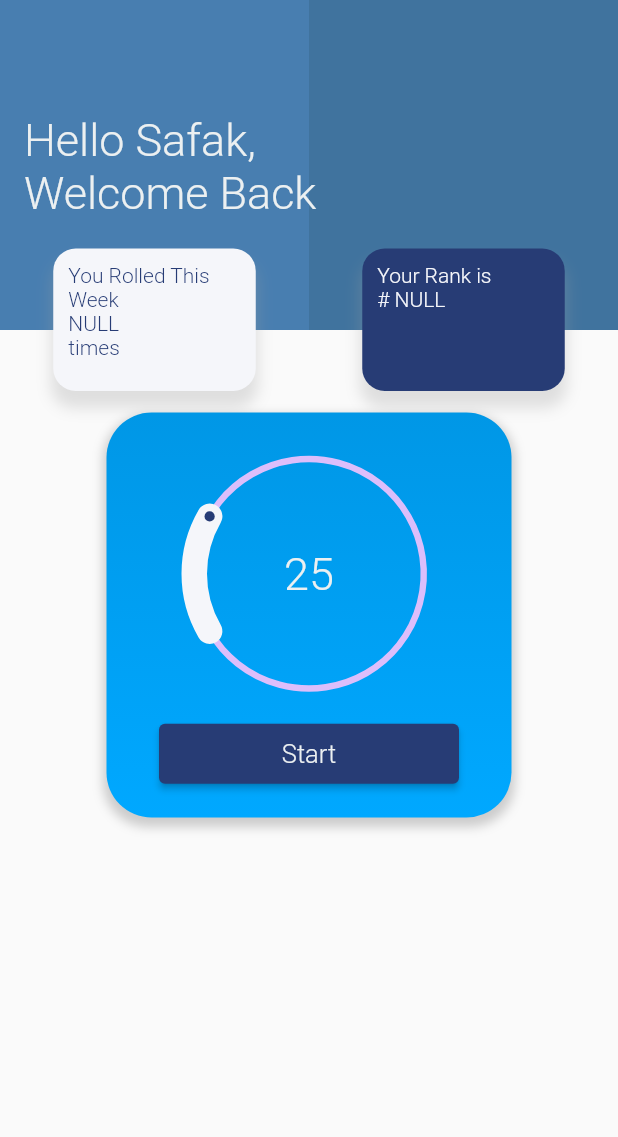
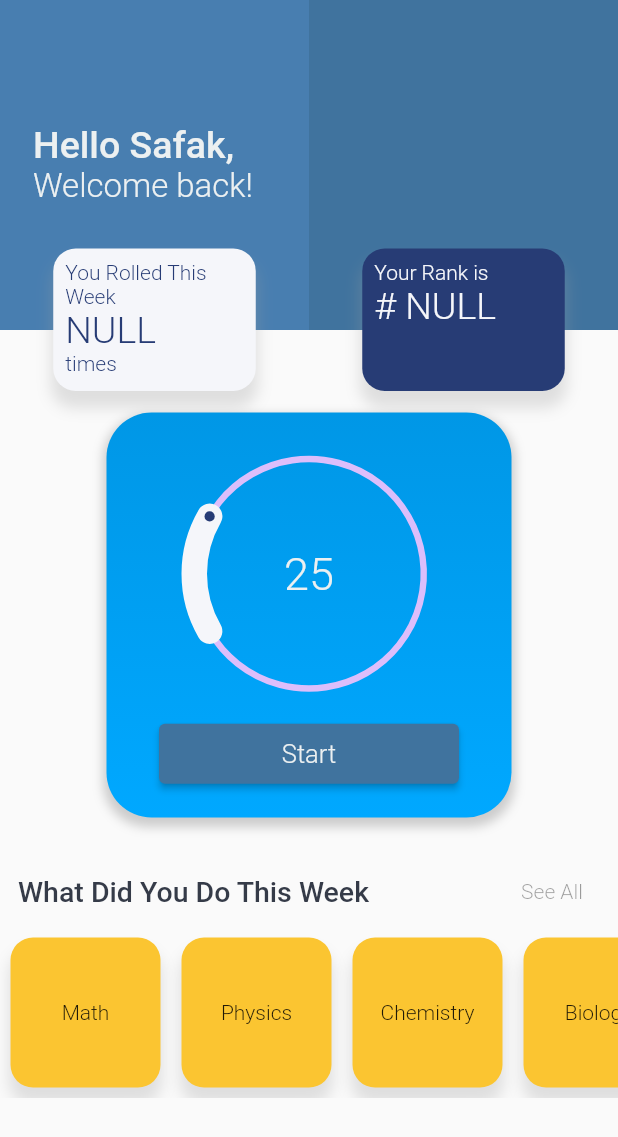
Before and after one commit to safaak4/Studdy, a Flutter app: the screen it shows after launch, on a phone screen of 412 x 824 dp. Shown: the top 1137 px of the screen. Run offline on Flutter 3.47's test engine with Material 2 defaults, Android fonts, the phone set to English and light mode, and no system bars; drawn by our look-alikes of sleek_circular_slider.

Commit message:
added whatDidYouDoThisWeek.dart

```diff
--- a/lib/helloUserWidget.dart
+++ b/lib/helloUserWidget.dart
@@ -22,12 +22,12 @@ class helloUser extends StatelessWidget {
       ),
       height: 95, width: 135,
       child: Padding(
-        padding: EdgeInsets.all(10),
+        padding: EdgeInsets.all(8),
         child: Column(
           crossAxisAlignment: CrossAxisAlignment.start,
           children: <Widget>[
             Text(textList[0], style: TextStyle(color: textColorr, fontFamily: "Roboto") ),
-            Text(textList[1],style: TextStyle(color: textColorr, fontFamily: "Roboto")),
+            Text(textList[1],style: TextStyle(color: textColorr, fontFamily: "Roboto", fontSize: 25)),
             Text(textList[2],style: TextStyle(color: textColorr, fontFamily: "Roboto"))
           ],
         ),
@@ -70,32 +70,22 @@ class helloUser extends StatelessWidget {
               ),
 
               Padding(
-                padding: EdgeInsets.all(16.0),
+                padding: EdgeInsets.all(22.0),
                 child: Column(
                   mainAxisAlignment: MainAxisAlignment.start,
                   crossAxisAlignment: CrossAxisAlignment.start,
                   children: <Widget>[
                     SizedBox(height: 60),
-                    Text("Hello Safak,", style: TextStyle(fontFamily: "Roboto", color: const Color(0xFFecf0f1), fontSize: 30)),
-                    Text("Welcome Back", style: TextStyle(fontFamily: "Roboto", color: const Color(0xFFecf0f1), fontSize: 30))
+                    Text("Hello Safak,", style: TextStyle(fontFamily: "RobotoMedium", color: const Color(0xFFecf0f1), fontSize: 25)),
+                    Text("Welcome back!", style: TextStyle(fontFamily: "Roboto", color: const Color(0xFFecf0f1), fontSize: 22))
 
                   ],
                 )
               ),
-
-
-
             ],
           )
-
-
-
     );
 
   }
 
-
-
-
-
 }
--- a/lib/main.dart
+++ b/lib/main.dart
@@ -2,6 +2,9 @@ import 'package:flutter/cupertino.dart';
 import 'package:flutter/material.dart';
 import './startNewWork.dart';
 import './helloUserWidget.dart';
+import './whatDidYouDoThisWeek.dart';
+
+
 
 void main() {
   runApp(MyApp());
@@ -90,7 +93,8 @@ class _MyHomePageState extends State<MyHomePage> {
           mainAxisAlignment: MainAxisAlignment.center,
           children: <Widget>[
             helloUser(),
-            startNewWork()
+            startNewWork(),
+            WhatDidYouDoThisWeek()
           ],
         ),
       ),
--- a/lib/startNewWork.dart
+++ b/lib/startNewWork.dart
@@ -44,7 +44,7 @@ class startNewWork extends StatelessWidget {
     final startButton = ElevatedButton(
       onPressed: () {  },
       style: ButtonStyle(
-        backgroundColor: MaterialStateProperty.all<Color>(const Color(0xFF273c75)),
+        backgroundColor: MaterialStateProperty.all<Color>(const Color(0xFF40739e)),
       ),
       child: Text("Start", style: TextStyle(fontFamily: "Roboto", color: const Color(0xFFECF0F1), fontSize: 17)),
     );
--- /dev/null
+++ b/lib/whatDidYouDoThisWeek.dart
@@ -0,0 +1,76 @@
+import 'package:flutter/cupertino.dart';
+import 'package:flutter/material.dart';
+
+class WhatDidYouDoThisWeek extends StatelessWidget {
+  const WhatDidYouDoThisWeek({Key? key}) : super(key: key);
+
+
+  @override
+  Widget build(BuildContext context) {
+    List<String> denemeList = ["Math", "Physics", "Chemistry", "Biology", "Art"];
+
+
+    return Container(
+      width: double.infinity,
+
+      child: Column(
+        mainAxisSize: MainAxisSize.min,
+
+        children: <Widget>[
+          Padding(padding: EdgeInsets.fromLTRB(12, 0, 12, 0),
+            child: Row(
+
+              children: [
+
+                Text("What Did You Do This Week", style: TextStyle(color: const Color(0xFF353b48), fontFamily: "RobotoMedium", fontSize: 19)),
+                Spacer(),
+                TextButton(onPressed: null, child: Text("See All"))
+              ],
+            )
+          ),
+
+
+          SizedBox(
+            height: 114.0,
+            child: ListView.builder(
+              physics: ClampingScrollPhysics(),
+              shrinkWrap: true,
+              scrollDirection: Axis.horizontal,
+              itemCount: denemeList.length,
+              itemBuilder: (BuildContext context, int index) => Padding(padding: EdgeInsets.all(7),
+                child: Container(
+
+                  decoration: BoxDecoration(
+                  shape: BoxShape.rectangle,
+                  borderRadius: BorderRadius.all(Radius.circular(15)),
+                  color: const Color(0xFFfbc531),
+
+                  boxShadow: [BoxShadow(
+                  color: Colors.grey.withOpacity(0.3),
+                  spreadRadius: 1,
+                  blurRadius: 8,
+                  offset: Offset(0, 10),)],
+
+                  ),
+
+
+                width: 100,
+                height: 100,
+                child: Center(child: Text(denemeList[index])),
+             ),)
+            ),
+          ),
+
+
+
+
+
+        ],
+      ),
+    );
+  }
+
+
+
+
+}
--- a/pubspec.yaml
+++ b/pubspec.yaml
@@ -44,6 +44,10 @@ flutter:
       fonts:
         - asset: fonts/Roboto-Light.ttf
 
+    - family: RobotoMedium
+      fonts:
+        - asset: fonts/Roboto-Medium.ttf
+
 
   # The following line ensures that the Material Icons font is
   # included with your application, so that you can use the icons in
```
